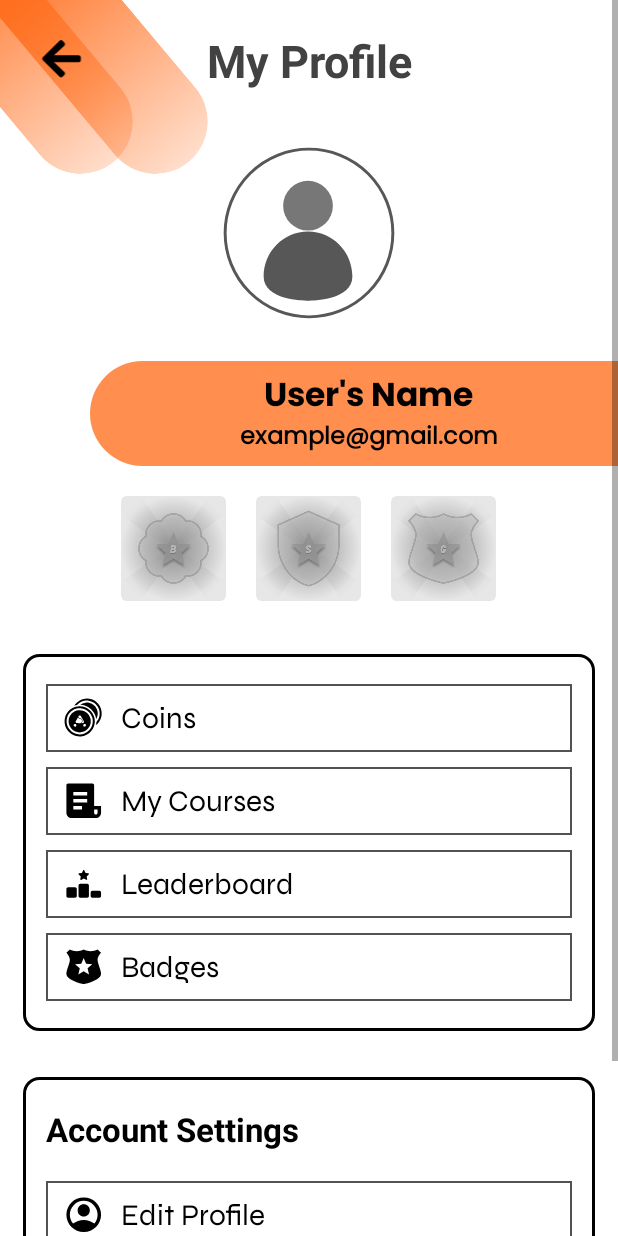
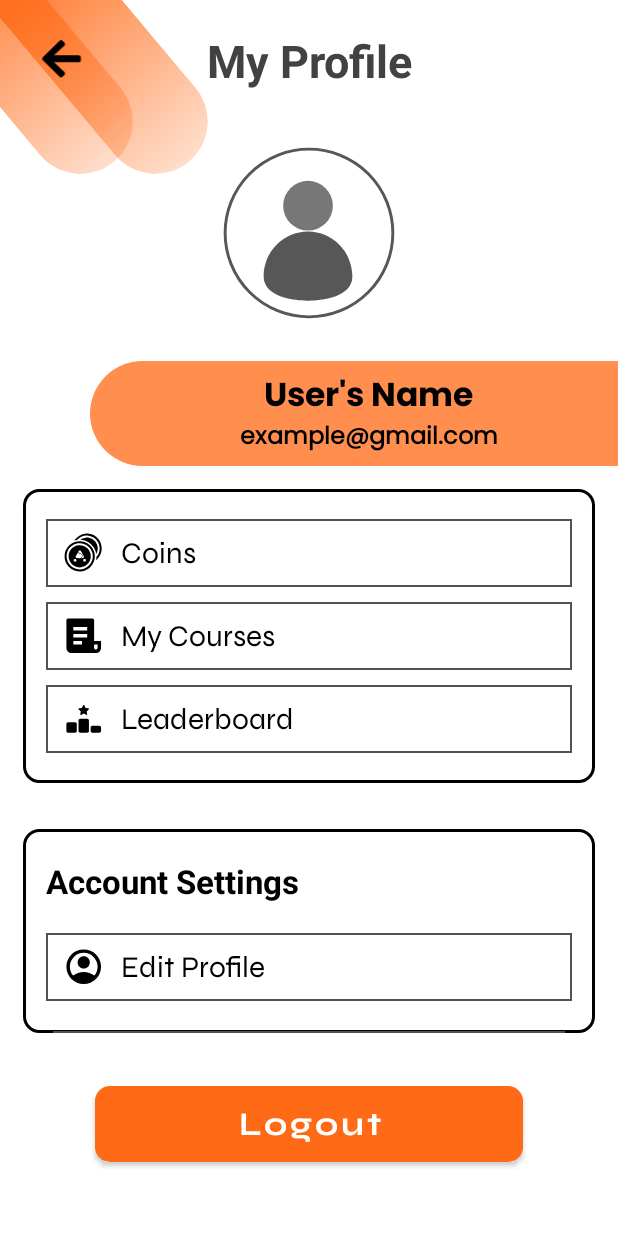
Before and after one commit to Shahbibek/Ansopedia-App, an Android app: the fragment QuizFragment placed in its activity, after a tap on an icon or button, on a phone screen of 412 x 824 dp. Run offline under Robolectric (Android 15) with nearby library versions, the phone set to English and light mode, and no system bars; our stand-ins replace CircleImageView; libraries missing offline, so code that uses them is left out: com.denzcoskun.imageslider; network calls fail; pictures from the network do not load; 8 statements that could not run were skipped.

Commit message:
1st version final submitted

```diff
--- a/app/src/main/java/com/quiz/ansopedia/ForgetPasswordActivity.java
+++ b/app/src/main/java/com/quiz/ansopedia/ForgetPasswordActivity.java
@@ -89,7 +89,9 @@ public class ForgetPasswordActivity extends AppCompatActivity {
                             } else {
                                 Utility.showAlertDialog(ForgetPasswordActivity.this, "Error", "Something went wrong, Please Try Again");
                             }
-                        } else {
+                        } else if(response.code() == 429){
+                            Utility.showAlertDialog(ForgetPasswordActivity.this, "Error", "Too many request, please try after 15 minutes..!!");
+                        }else {
                             Utility.showAlertDialog(ForgetPasswordActivity.this, "Error", "Something went wrong, Please Try Again");
                         }
                     }
--- a/app/src/main/java/com/quiz/ansopedia/ForgotPasswordLinkActivity.java
+++ b/app/src/main/java/com/quiz/ansopedia/ForgotPasswordLinkActivity.java
@@ -30,11 +30,13 @@ public class ForgotPasswordLinkActivity extends AppCompatActivity {
     MaterialButton updatePasswordBtn;
     RelativeLayout svMain;
     ImageView ivBack;
+    String email;
     @Override
     protected void onCreate(Bundle savedInstanceState) {
         super.onCreate(savedInstanceState);
         setContentView(R.layout.activity_forgot_password_link);
         initView();
+        email = getIntent().getStringExtra("email");
         updatePasswordBtn.setOnClickListener(new View.OnClickListener() {
             @Override
             public void onClick(View view) {
@@ -84,6 +86,7 @@ public class ForgotPasswordLinkActivity extends AppCompatActivity {
     private void sendNewPassword() {
         LoginRequestModel loginRequestModel = new LoginRequestModel();
         loginRequestModel.setPassword(password.getText().toString().trim());
+        loginRequestModel.setEmail(getIntent().getStringExtra("email").toString().trim());
         loginRequestModel.setPassword_confirmation(confirmPassword.getText().toString().trim());
         Utility.showProgress(this);
         if (Utility.isNetConnected(this)) {
--- a/app/src/main/java/com/quiz/ansopedia/SignupActivity.java
+++ b/app/src/main/java/com/quiz/ansopedia/SignupActivity.java
@@ -145,7 +145,7 @@ public class SignupActivity extends AppCompatActivity {
                             preferences.edit().putString(Constants.password, confirmPass).apply();
                             preferences.edit().putBoolean(Constants.isLogin, true).apply();
                             Toast.makeText(SignupActivity.this, "" + loginModel.getMessage(), Toast.LENGTH_SHORT).show();
-                            startActivity(new Intent(SignupActivity.this, MainActivity.class));
+                            startActivity(new Intent(SignupActivity.this, SignInActivity.class));
                             finish();
                         } else if (response.code() == 403) {
                             Utility.showAlertDialog(SignupActivity.this, "Failed", "Email already exists!!");
--- a/app/src/main/java/com/quiz/ansopedia/fragments/QuizFragment.java
+++ b/app/src/main/java/com/quiz/ansopedia/fragments/QuizFragment.java
@@ -2,6 +2,7 @@ package com.quiz.ansopedia.fragments;
 
 import android.os.Bundle;
 
+import androidx.appcompat.app.AppCompatActivity;
 import androidx.fragment.app.Fragment;
 import androidx.recyclerview.widget.LinearLayoutManager;
 import androidx.recyclerview.widget.RecyclerView;
@@ -30,7 +31,6 @@ public class QuizFragment extends Fragment {
     @Override
     public void onCreate(Bundle savedInstanceState) {
         super.onCreate(savedInstanceState);
-
     }
 
     @Override
@@ -38,6 +38,7 @@ public class QuizFragment extends Fragment {
                              Bundle savedInstanceState) {
         // Inflate the layout for this fragment
         View view =  inflater.inflate(R.layout.fragment_quiz, container, false);
+        ((AppCompatActivity) getContext()).getSupportActionBar().setTitle("My Courses");
         rvCourses = view.findViewById(R.id.rvCourses);
         CoursesHelper db = new CoursesHelper(getContext());
         Constants.subjectsArrayList = db.readData(getContext());
--- a/app/src/main/res/layout/activity_profile.xml
+++ b/app/src/main/res/layout/activity_profile.xml
@@ -127,6 +127,7 @@
             <RelativeLayout
                 android:layout_width="match_parent"
                 android:layout_height="wrap_content"
+                android:visibility="gone"
                 android:layout_margin="10dp"
                 android:gravity="center">
 
@@ -209,6 +210,7 @@
 
                 </LinearLayout>
             </RelativeLayout>
+
         </LinearLayout>
 
         <LinearLayout
@@ -294,6 +296,7 @@
                 android:layout_height="45dp"
                 android:layout_marginHorizontal="15dp"
                 android:layout_marginTop="10dp"
+                android:layout_marginBottom="20dp"
                 android:background="@drawable/inner_layout_border">
 
                 <View
@@ -322,6 +325,7 @@
                 android:layout_height="45dp"
                 android:layout_marginHorizontal="15dp"
                 android:layout_marginTop="10dp"
+                android:visibility="gone"
                 android:layout_marginBottom="20dp"
                 android:background="@drawable/inner_layout_border">
 
```
Also changed, not shown: app/src/main/java/com/quiz/ansopedia/EnterOtpActivity.java (+4 -3 lines).
